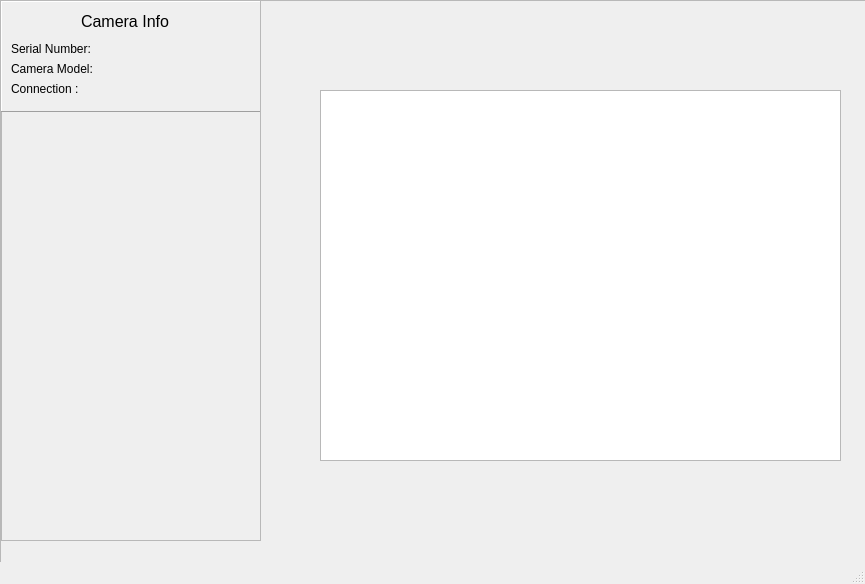
paulmthompson/CameraViewer, file src/mainwindow.ui: the form before one commit.
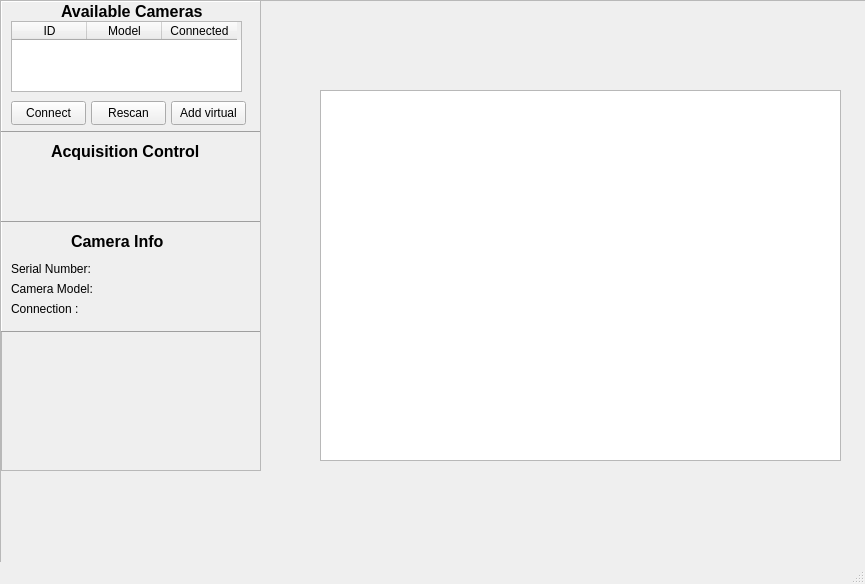
The form after the commit.

Commit message: begin to add in virtual camera derived class

```diff
--- a/src/mainwindow.ui
+++ b/src/mainwindow.ui
@@ -35,7 +35,7 @@
        <x>0</x>
        <y>0</y>
        <width>261</width>
-       <height>541</height>
+       <height>471</height>
       </rect>
      </property>
      <property name="sizePolicy">
@@ -56,7 +56,7 @@
         <x>0</x>
         <y>0</y>
         <width>259</width>
-        <height>539</height>
+        <height>469</height>
        </rect>
       </property>
       <property name="contextMenuPolicy">
@@ -81,7 +81,7 @@
         <property name="geometry">
          <rect>
           <x>0</x>
-          <y>0</y>
+          <y>220</y>
           <width>261</width>
           <height>111</height>
          </rect>
@@ -150,7 +150,7 @@
         <widget class="QLabel" name="label_4">
          <property name="geometry">
           <rect>
-           <x>80</x>
+           <x>70</x>
            <y>10</y>
            <width>111</width>
            <height>20</height>
@@ -159,6 +159,7 @@
          <property name="font">
           <font>
            <pointsize>12</pointsize>
+           <bold>true</bold>
           </font>
          </property>
          <property name="text">
@@ -179,6 +180,155 @@
          </property>
         </widget>
        </widget>
+       <widget class="QFrame" name="frame">
+        <property name="geometry">
+         <rect>
+          <x>0</x>
+          <y>130</y>
+          <width>261</width>
+          <height>91</height>
+         </rect>
+        </property>
+        <property name="frameShape">
+         <enum>QFrame::Panel</enum>
+        </property>
+        <property name="frameShadow">
+         <enum>QFrame::Raised</enum>
+        </property>
+        <widget class="QLabel" name="label_5">
+         <property name="geometry">
+          <rect>
+           <x>50</x>
+           <y>10</y>
+           <width>161</width>
+           <height>20</height>
+          </rect>
+         </property>
+         <property name="font">
+          <font>
+           <pointsize>12</pointsize>
+           <bold>true</bold>
+          </font>
+         </property>
+         <property name="text">
+          <string>Acquisition Control</string>
+         </property>
+        </widget>
+       </widget>
+       <widget class="QFrame" name="frame_2">
+        <property name="geometry">
+         <rect>
+          <x>0</x>
+          <y>0</y>
+          <width>261</width>
+          <height>131</height>
+         </rect>
+        </property>
+        <property name="frameShape">
+         <enum>QFrame::Panel</enum>
+        </property>
+        <property name="frameShadow">
+         <enum>QFrame::Raised</enum>
+        </property>
+        <widget class="QLabel" name="label_6">
+         <property name="geometry">
+          <rect>
+           <x>60</x>
+           <y>0</y>
+           <width>141</width>
+           <height>20</height>
+          </rect>
+         </property>
+         <property name="font">
+          <font>
+           <pointsize>12</pointsize>
+           <bold>true</bold>
+          </font>
+         </property>
+         <property name="text">
+          <string>Available Cameras</string>
+         </property>
+        </widget>
+        <widget class="QPushButton" name="rescan_button">
+         <property name="geometry">
+          <rect>
+           <x>90</x>
+           <y>100</y>
+           <width>75</width>
+           <height>24</height>
+          </rect>
+         </property>
+         <property name="text">
+          <string>Rescan</string>
+         </property>
+        </widget>
+        <widget class="QPushButton" name="add_virtual_button">
+         <property name="geometry">
+          <rect>
+           <x>170</x>
+           <y>100</y>
+           <width>75</width>
+           <height>24</height>
+          </rect>
+         </property>
+         <property name="text">
+          <string>Add virtual</string>
+         </property>
+        </widget>
+        <widget class="QTableWidget" name="tableWidget">
+         <property name="geometry">
+          <rect>
+           <x>10</x>
+           <y>20</y>
+           <width>231</width>
+           <height>71</height>
+          </rect>
+         </property>
+         <property name="selectionMode">
+          <enum>QAbstractItemView::SingleSelection</enum>
+         </property>
+         <property name="selectionBehavior">
+          <enum>QAbstractItemView::SelectRows</enum>
+         </property>
+         <property name="columnCount">
+          <number>3</number>
+         </property>
+         <attribute name="horizontalHeaderMinimumSectionSize">
+          <number>20</number>
+         </attribute>
+         <attribute name="horizontalHeaderDefaultSectionSize">
+          <number>75</number>
+         </attribute>
+         <column>
+          <property name="text">
+           <string>ID</string>
+          </property>
+         </column>
+         <column>
+          <property name="text">
+           <string>Model</string>
+          </property>
+         </column>
+         <column>
+          <property name="text">
+           <string>Connected</string>
+          </property>
+         </column>
+        </widget>
+        <widget class="QPushButton" name="connect_button">
+         <property name="geometry">
+          <rect>
+           <x>10</x>
+           <y>100</y>
+           <width>75</width>
+           <height>24</height>
+          </rect>
+         </property>
+         <property name="text">
+          <string>Connect</string>
+         </property>
+        </widget>
+       </widget>
       </widget>
      </widget>
     </widget>
```
The commit also changes 8 other files.
